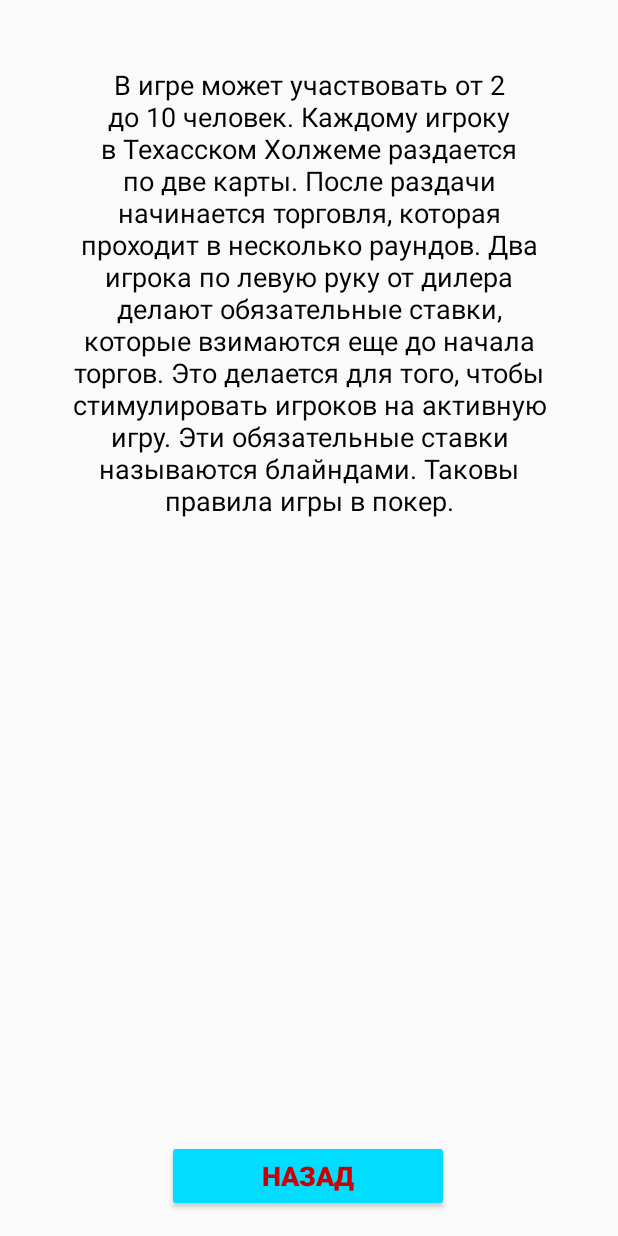
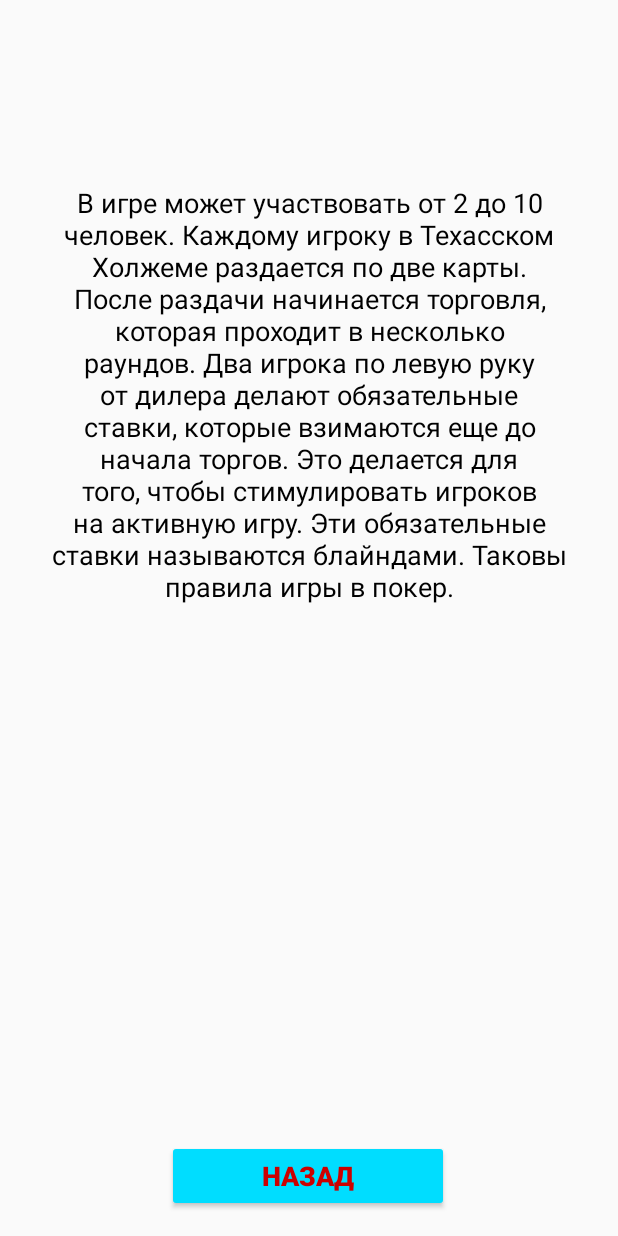
Before and after one commit to SimfikDuke/PokerAssistant, an Android app: the info screen opened directly, with no data from a screen before it, after a tap on an icon or button, on a phone screen of 412 x 824 dp. Run offline under Robolectric (Android 15) with nearby library versions, the phone set to English and light mode, and no system bars.

Commit message:
REDESIGNED INFO PANEL

```diff
--- a/app/src/main/AndroidManifest.xml
+++ b/app/src/main/AndroidManifest.xml
@@ -29,7 +29,7 @@
             android:theme="@style/Theme.AppCompat.Light.NoActionBar" />
         <activity android:name=".winner"
             android:screenOrientation="portrait"
-            android:theme="@style/Theme.AppCompat.Light.NoActionBar"></activity>
+            android:theme="@style/Theme.AppCompat.DayNight.NoActionBar"></activity>
     </application>
 
 </manifest>
--- a/app/src/main/java/duke/simfik/poker/info.java
+++ b/app/src/main/java/duke/simfik/poker/info.java
@@ -3,6 +3,7 @@ package duke.simfik.poker;
 import android.content.Intent;
 import android.graphics.Color;
 import android.media.ImageWriter;
+import android.support.constraint.ConstraintLayout;
 import android.support.v7.app.AppCompatActivity;
 import android.os.Bundle;
 import android.view.Gravity;
@@ -11,6 +12,7 @@ import android.view.animation.Animation;
 import android.view.animation.AnimationUtils;
 import android.widget.Button;
 import android.widget.ImageView;
+import android.widget.ScrollView;
 import android.widget.TextSwitcher;
 import android.widget.TextView;
 import android.widget.ViewSwitcher;
@@ -18,12 +20,14 @@ import android.widget.ViewSwitcher;
 public class info extends AppCompatActivity implements ViewSwitcher.ViewFactory {
     Button button;
     ImageView imageView;
+    ScrollView scrollView;
     int counter;
     TextSwitcher mTextSwitcher;
     @Override
     protected void onCreate(Bundle savedInstanceState) {
         super.onCreate(savedInstanceState);
         setContentView(R.layout.activity_info);
+        scrollView = (ScrollView) findViewById(R.id.scr);
         imageView = (ImageView) findViewById(R.id.imageView2);
         counter = 2;
         mTextSwitcher = (TextSwitcher) findViewById(R.id.infotext);
@@ -36,10 +40,12 @@ public class info extends AppCompatActivity implements ViewSwitcher.ViewFactory
         mTextSwitcher.setInAnimation(inAnimation);
         mTextSwitcher.setOutAnimation(outAnimation);
         mTextSwitcher.setText(getString(R.string.rules1));
+        scrollView.setVisibility(View.INVISIBLE);
         imageView.setOnClickListener(new View.OnClickListener() {
             @Override
             public void onClick(View v) {
                 imageView.setVisibility(View.INVISIBLE);
+                scrollView.setVisibility(View.VISIBLE);
             }
         });
         mTextSwitcher.setOnClickListener(new View.OnClickListener() {
@@ -49,6 +55,7 @@ public class info extends AppCompatActivity implements ViewSwitcher.ViewFactory
                     mTextSwitcher.setText(getString(R.string.rules1));
                     counter++;
                     imageView.setVisibility(View.VISIBLE);
+                    scrollView.setVisibility(View.INVISIBLE);
                 }
                 else if(counter==2){
                     mTextSwitcher.setText(getString(R.string.rules2));
--- a/app/src/main/res/layout/activity_info.xml
+++ b/app/src/main/res/layout/activity_info.xml
@@ -2,21 +2,11 @@
 <android.support.constraint.ConstraintLayout xmlns:android="http://schemas.android.com/apk/res/android"
     xmlns:app="http://schemas.android.com/apk/res-auto"
     xmlns:tools="http://schemas.android.com/tools"
+    android:id="@+id/coLay"
     android:layout_width="match_parent"
     android:layout_height="match_parent"
     android:theme="@style/Theme.AppCompat.DayNight.NoActionBar"
     tools:context="duke.simfik.poker.info">
-
-    <TextSwitcher
-        android:id="@+id/infotext"
-        android:layout_width="322dp"
-        android:layout_height="522dp"
-        android:layout_marginEnd="8dp"
-        android:layout_marginStart="8dp"
-        android:layout_marginTop="44dp"
-        app:layout_constraintEnd_toEndOf="parent"
-        app:layout_constraintStart_toStartOf="parent"
-        app:layout_constraintTop_toTopOf="parent" />
 
     <ImageView
         android:id="@+id/imageView2"
@@ -48,4 +38,36 @@
         app:layout_constraintHorizontal_bias="0.497"
         app:layout_constraintStart_toStartOf="parent" />
 
+    <ScrollView
+        android:id="@+id/scr"
+        android:layout_width="0dp"
+        android:layout_height="559dp"
+        android:layout_marginBottom="60dp"
+        android:layout_marginEnd="24dp"
+        android:layout_marginStart="24dp"
+        android:layout_marginTop="16dp"
+        app:layout_constraintBottom_toTopOf="@+id/button3"
+        app:layout_constraintEnd_toEndOf="parent"
+        app:layout_constraintHorizontal_bias="0.553"
+        app:layout_constraintStart_toStartOf="parent"
+        app:layout_constraintTop_toTopOf="parent">
+
+        <LinearLayout
+            android:layout_width="match_parent"
+            android:layout_height="500dp"
+            android:orientation="vertical">
+
+            <TextSwitcher
+                android:id="@+id/infotext"
+                android:layout_width="match_parent"
+                android:layout_height="wrap_content"
+                android:layout_marginEnd="8dp"
+                android:layout_marginStart="8dp"
+                android:layout_marginTop="44dp"
+                app:layout_constraintEnd_toEndOf="parent"
+                app:layout_constraintStart_toStartOf="parent"
+                app:layout_constraintTop_toTopOf="parent" />
+        </LinearLayout>
+    </ScrollView>
+
 </android.support.constraint.ConstraintLayout>
```
